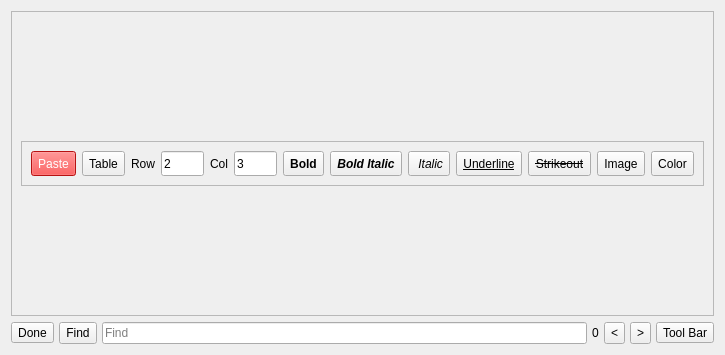
ic005k/Knot-Legacy, file src/Notes/Notes.ui: the form before one commit.
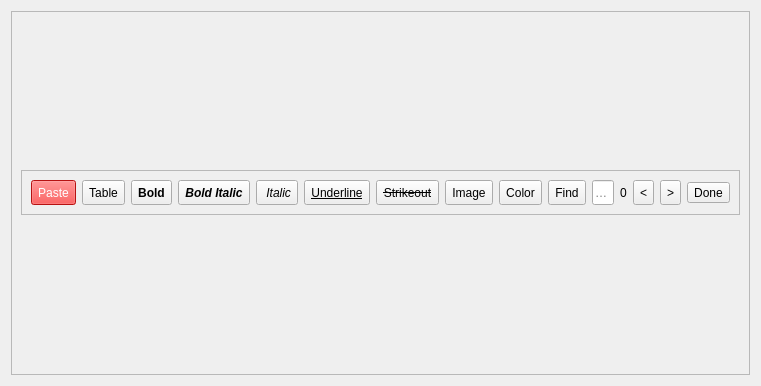
The form after the commit. Icons and pictures are not drawn.

The edit to the form file:
```diff
--- a/src/Notes/Notes.ui
+++ b/src/Notes/Notes.ui
@@ -7,7 +7,7 @@
     <x>0</x>
     <y>0</y>
     <width>725</width>
-    <height>355</height>
+    <height>386</height>
    </rect>
   </property>
   <property name="windowTitle">
@@ -64,44 +64,6 @@
         <layout class="QVBoxLayout" name="verticalLayout">
          <item>
           <layout class="QGridLayout" name="gridLayout">
-           <item row="0" column="12">
-            <widget class="QToolButton" name="btnColor">
-             <property name="sizePolicy">
-              <sizepolicy hsizetype="Preferred" vsizetype="Fixed">
-               <horstretch>0</horstretch>
-               <verstretch>0</verstretch>
-              </sizepolicy>
-             </property>
-             <property name="minimumSize">
-              <size>
-               <width>0</width>
-               <height>25</height>
-              </size>
-             </property>
-             <property name="maximumSize">
-              <size>
-               <width>16777215</width>
-               <height>25</height>
-              </size>
-             </property>
-             <property name="text">
-              <string>Color</string>
-             </property>
-             <property name="icon">
-              <iconset resource="../../res.qrc">
-               <normaloff>:/res/color.png</normaloff>:/res/color.png</iconset>
-             </property>
-             <property name="iconSize">
-              <size>
-               <width>20</width>
-               <height>20</height>
-              </size>
-             </property>
-             <property name="toolButtonStyle">
-              <enum>Qt::ToolButtonTextOnly</enum>
-             </property>
-            </widget>
-           </item>
            <item row="0" column="0">
             <widget class="QToolButton" name="btnPaste">
              <property name="sizePolicy">
@@ -134,8 +96,52 @@
              </property>
             </widget>
            </item>
+           <item row="0" column="11">
+            <widget class="QLabel" name="lblCount">
+             <property name="sizePolicy">
+              <sizepolicy hsizetype="Preferred" vsizetype="Fixed">
+               <horstretch>0</horstretch>
+               <verstretch>0</verstretch>
+              </sizepolicy>
+             </property>
+             <property name="minimumSize">
+              <size>
+               <width>0</width>
+               <height>0</height>
+              </size>
+             </property>
+             <property name="maximumSize">
+              <size>
+               <width>65535</width>
+               <height>65535</height>
+              </size>
+             </property>
+             <property name="text">
+              <string>0</string>
+             </property>
+            </widget>
+           </item>
+           <item row="0" column="13">
+            <widget class="QToolButton" name="btnNext">
+             <property name="minimumSize">
+              <size>
+               <width>0</width>
+               <height>0</height>
+              </size>
+             </property>
+             <property name="maximumSize">
+              <size>
+               <width>65535</width>
+               <height>65535</height>
+              </size>
+             </property>
+             <property name="text">
+              <string>&gt;</string>
+             </property>
+            </widget>
+           </item>
            <item row="0" column="4">
-            <widget class="QLabel" name="lblCol">
+            <widget class="QToolButton" name="btnS2">
              <property name="sizePolicy">
               <sizepolicy hsizetype="Preferred" vsizetype="Fixed">
                <horstretch>0</horstretch>
@@ -154,8 +160,26 @@
                <height>25</height>
               </size>
              </property>
+             <property name="font">
+              <font>
+               <italic>true</italic>
+              </font>
+             </property>
              <property name="text">
-              <string>Col</string>
+              <string> Italic</string>
+             </property>
+             <property name="icon">
+              <iconset resource="../../res.qrc">
+               <normaloff>:/res/font3.png</normaloff>:/res/font3.png</iconset>
+             </property>
+             <property name="iconSize">
+              <size>
+               <width>20</width>
+               <height>20</height>
+              </size>
+             </property>
+             <property name="toolButtonStyle">
+              <enum>Qt::ToolButtonTextOnly</enum>
              </property>
             </widget>
            </item>
@@ -185,120 +209,6 @@
             </widget>
            </item>
            <item row="0" column="6">
-            <widget class="QToolButton" name="btnS5">
-             <property name="sizePolicy">
-              <sizepolicy hsizetype="Preferred" vsizetype="Fixed">
-               <horstretch>0</horstretch>
-               <verstretch>0</verstretch>
-              </sizepolicy>
-             </property>
-             <property name="minimumSize">
-              <size>
-               <width>0</width>
-               <height>25</height>
-              </size>
-             </property>
-             <property name="maximumSize">
-              <size>
-               <width>16777215</width>
-               <height>25</height>
-              </size>
-             </property>
-             <property name="font">
-              <font>
-               <bold>true</bold>
-              </font>
-             </property>
-             <property name="text">
-              <string>Bold</string>
-             </property>
-             <property name="icon">
-              <iconset resource="../../res.qrc">
-               <normaloff>:/res/font1.png</normaloff>:/res/font1.png</iconset>
-             </property>
-             <property name="iconSize">
-              <size>
-               <width>20</width>
-               <height>20</height>
-              </size>
-             </property>
-             <property name="toolButtonStyle">
-              <enum>Qt::ToolButtonTextOnly</enum>
-             </property>
-            </widget>
-           </item>
-           <item row="0" column="5">
-            <widget class="QLineEdit" name="editCol">
-             <property name="sizePolicy">
-              <sizepolicy hsizetype="Preferred" vsizetype="Fixed">
-               <horstretch>0</horstretch>
-               <verstretch>0</verstretch>
-              </sizepolicy>
-             </property>
-             <property name="minimumSize">
-              <size>
-               <width>0</width>
-               <height>25</height>
-              </size>
-             </property>
-             <property name="maximumSize">
-              <size>
-               <width>16777215</width>
-               <height>25</height>
-              </size>
-             </property>
-             <property name="text">
-              <string>3</string>
-             </property>
-             <property name="clearButtonEnabled">
-              <bool>false</bool>
-             </property>
-            </widget>
-           </item>
-           <item row="0" column="8">
-            <widget class="QToolButton" name="btnS2">
-             <property name="sizePolicy">
-              <sizepolicy hsizetype="Preferred" vsizetype="Fixed">
-               <horstretch>0</horstretch>
-               <verstretch>0</verstretch>
-              </sizepolicy>
-             </property>
-             <property name="minimumSize">
-              <size>
-               <width>0</width>
-               <height>25</height>
-              </size>
-             </property>
-             <property name="maximumSize">
-              <size>
-               <width>16777215</width>
-               <height>25</height>
-              </size>
-             </property>
-             <property name="font">
-              <font>
-               <italic>true</italic>
-              </font>
-             </property>
-             <property name="text">
-              <string> Italic</string>
-             </property>
-             <property name="icon">
-              <iconset resource="../../res.qrc">
-               <normaloff>:/res/font3.png</normaloff>:/res/font3.png</iconset>
-             </property>
-             <property name="iconSize">
-              <size>
-               <width>20</width>
-               <height>20</height>
-              </size>
-             </property>
-             <property name="toolButtonStyle">
-              <enum>Qt::ToolButtonTextOnly</enum>
-             </property>
-            </widget>
-           </item>
-           <item row="0" column="10">
             <widget class="QToolButton" name="btnS4">
              <property name="sizePolicy">
               <sizepolicy hsizetype="Preferred" vsizetype="Fixed">
@@ -342,37 +252,6 @@
             </widget>
            </item>
            <item row="0" column="3">
-            <widget class="QLineEdit" name="editRow">
-             <property name="sizePolicy">
-              <sizepolicy hsizetype="Preferred" vsizetype="Fixed">
-               <horstretch>0</horstretch>
-               <verstretch>0</verstretch>
-              </sizepolicy>
-             </property>
-             <property name="minimumSize">
-              <size>
-               <width>0</width>
-               <height>25</height>
-              </size>
-             </property>
-             <property name="maximumSize">
-              <size>
-               <width>16777215</width>
-               <height>25</height>
-              </size>
-             </property>
-             <property name="styleSheet">
-              <string notr="true"/>
-             </property>
-             <property name="text">
-              <string>2</string>
-             </property>
-             <property name="clearButtonEnabled">
-              <bool>false</bool>
-             </property>
-            </widget>
-           </item>
-           <item row="0" column="7">
             <widget class="QToolButton" name="btnS1">
              <property name="sizePolicy">
               <sizepolicy hsizetype="Preferred" vsizetype="Fixed">
@@ -417,6 +296,188 @@
             </widget>
            </item>
            <item row="0" column="9">
+            <widget class="QToolButton" name="btnFind">
+             <property name="minimumSize">
+              <size>
+               <width>0</width>
+               <height>0</height>
+              </size>
+             </property>
+             <property name="maximumSize">
+              <size>
+               <width>65535</width>
+               <height>65535</height>
+              </size>
+             </property>
+             <property name="text">
+              <string>Find</string>
+             </property>
+            </widget>
+           </item>
+           <item row="0" column="2">
+            <widget class="QToolButton" name="btnS5">
+             <property name="sizePolicy">
+              <sizepolicy hsizetype="Preferred" vsizetype="Fixed">
+               <horstretch>0</horstretch>
+               <verstretch>0</verstretch>
+              </sizepolicy>
+             </property>
+             <property name="minimumSize">
+              <size>
+               <width>0</width>
+               <height>25</height>
+              </size>
+             </property>
+             <property name="maximumSize">
+              <size>
+               <width>16777215</width>
+               <height>25</height>
+              </size>
+             </property>
+             <property name="font">
+              <font>
+               <bold>true</bold>
+              </font>
+             </property>
+             <property name="text">
+              <string>Bold</string>
+             </property>
+             <property name="icon">
+              <iconset resource="../../res.qrc">
+               <normaloff>:/res/font1.png</normaloff>:/res/font1.png</iconset>
+             </property>
+             <property name="iconSize">
+              <size>
+               <width>20</width>
+               <height>20</height>
+              </size>
+             </property>
+             <property name="toolButtonStyle">
+              <enum>Qt::ToolButtonTextOnly</enum>
+             </property>
+            </widget>
+           </item>
+           <item row="0" column="10">
+            <widget class="QLineEdit" name="editFind">
+             <property name="minimumSize">
+              <size>
+               <width>0</width>
+               <height>0</height>
+              </size>
+             </property>
+             <property name="maximumSize">
+              <size>
+               <width>65535</width>
+               <height>65535</height>
+              </size>
+             </property>
+             <property name="placeholderText">
+              <string>Find</string>
+             </property>
+             <property name="clearButtonEnabled">
+              <bool>false</bool>
+             </property>
+            </widget>
+           </item>
+           <item row="0" column="7">
+            <widget class="QToolButton" name="btnPic">
+             <property name="sizePolicy">
+              <sizepolicy hsizetype="Preferred" vsizetype="Fixed">
+               <horstretch>0</horstretch>
+               <verstretch>0</verstretch>
+              </sizepolicy>
+             </property>
+             <property name="minimumSize">
+              <size>
+               <width>0</width>
+               <height>25</height>
+              </size>
+             </property>
+             <property name="maximumSize">
+              <size>
+               <width>16777215</width>
+               <height>25</height>
+              </size>
+             </property>
+             <property name="text">
+              <string>Image</string>
+             </property>
+             <property name="icon">
+              <iconset resource="../../res.qrc">
+               <normaloff>:/res/pic.png</normaloff>:/res/pic.png</iconset>
+             </property>
+             <property name="iconSize">
+              <size>
+               <width>20</width>
+               <height>20</height>
+              </size>
+             </property>
+             <property name="toolButtonStyle">
+              <enum>Qt::ToolButtonTextOnly</enum>
+             </property>
+            </widget>
+           </item>
+           <item row="0" column="8">
+            <widget class="QToolButton" name="btnColor">
+             <property name="sizePolicy">
+              <sizepolicy hsizetype="Preferred" vsizetype="Fixed">
+               <horstretch>0</horstretch>
+               <verstretch>0</verstretch>
+              </sizepolicy>
+             </property>
+             <property name="minimumSize">
+              <size>
+               <width>0</width>
+               <height>25</height>
+              </size>
+             </property>
+             <property name="maximumSize">
+              <size>
+               <width>16777215</width>
+               <height>25</height>
+              </size>
+             </property>
+             <property name="text">
+              <string>Color</string>
+             </property>
+             <property name="icon">
+              <iconset resource="../../res.qrc">
+               <normaloff>:/res/color.png</normaloff>:/res/color.png</iconset>
+             </property>
+             <property name="iconSize">
+              <size>
+               <width>20</width>
+               <height>20</height>
+              </size>
+             </property>
+             <property name="toolButtonStyle">
+              <enum>Qt::ToolButtonTextOnly</enum>
+             </property>
+            </widget>
+           </item>
+           <item row="0" column="12">
+            <widget class="QToolButton" name="btnPrev">
+             <property name="minimumSize">
+              <size>
+               <width>0</width>
+               <height>0</height>
+              </size>
+             </property>
+             <property name="maximumSize">
+              <size>
+               <width>65535</width>
+               <height>65535</height>
+              </size>
+             </property>
+             <property name="text">
+              <string>&lt;</string>
+             </property>
+             <property name="shortcut">
+              <string>Shift+Return</string>
+             </property>
+            </widget>
+           </item>
+           <item row="0" column="5">
             <widget class="QToolButton" name="btnS3">
              <property name="sizePolicy">
               <sizepolicy hsizetype="Preferred" vsizetype="Fixed">
@@ -459,10 +520,10 @@
              </property>
             </widget>
            </item>
-           <item row="0" column="11">
-            <widget class="QToolButton" name="btnPic">
+           <item row="0" column="14">
+            <widget class="QToolButton" name="btnDone">
              <property name="sizePolicy">
-              <sizepolicy hsizetype="Preferred" vsizetype="Fixed">
+              <sizepolicy hsizetype="Fixed" vsizetype="Fixed">
                <horstretch>0</horstretch>
                <verstretch>0</verstretch>
               </sizepolicy>
@@ -470,17 +531,17 @@
              <property name="minimumSize">
               <size>
                <width>0</width>
-               <height>25</height>
+               <height>0</height>
               </size>
              </property>
              <property name="maximumSize">
               <size>
                <width>16777215</width>
-               <height>25</height>
+               <height>16777215</height>
               </size>
              </property>
              <property name="text">
-              <string>Image</string>
+              <string>Done</string>
              </property>
              <property name="icon">
               <iconset resource="../../res.qrc">
@@ -493,32 +554,7 @@
               </size>
              </property>
              <property name="toolButtonStyle">
-              <enum>Qt::ToolButtonTextOnly</enum>
-             </property>
-            </widget>
-           </item>
-           <item row="0" column="2">
-            <widget class="QLabel" name="lblRow">
-             <property name="sizePolicy">
-              <sizepolicy hsizetype="Preferred" vsizetype="Fixed">
-               <horstretch>0</horstretch>
-               <verstretch>0</verstretch>
-              </sizepolicy>
-             </property>
-             <property name="minimumSize">
-              <size>
-               <width>0</width>
-               <height>25</height>
-              </size>
-             </property>
-             <property name="maximumSize">
-              <size>
-               <width>16777215</width>
-               <height>25</height>
-              </size>
-             </property>
-             <property name="text">
-              <string>Row</string>
+              <enum>Qt::ToolButtonIconOnly</enum>
              </property>
             </widget>
            </item>
@@ -530,220 +566,6 @@
      </layout>
     </widget>
    </item>
-   <item>
-    <widget class="QFrame" name="f_Panel">
-     <property name="sizePolicy">
-      <sizepolicy hsizetype="Preferred" vsizetype="Fixed">
-       <horstretch>0</horstretch>
-       <verstretch>0</verstretch>
-      </sizepolicy>
-     </property>
-     <property name="frameShape">
-      <enum>QFrame::NoFrame</enum>
-     </property>
-     <property name="frameShadow">
-      <enum>QFrame::Raised</enum>
-     </property>
-     <layout class="QVBoxLayout" name="verticalLayout_2">
-      <property name="spacing">
-       <number>0</number>
-      </property>
-      <property name="leftMargin">
-       <number>0</number>
-      </property>
-      <property name="topMargin">
-       <number>0</number>
-      </property>
-      <property name="rightMargin">
-       <number>0</number>
-      </property>
-      <property name="bottomMargin">
-       <number>0</number>
-      </property>
-      <item>
-       <layout class="QHBoxLayout" name="horizontalLayout_6">
-        <property name="spacing">
-         <number>5</number>
-        </property>
-        <item>
-         <widget class="QToolButton" name="btnDone">
-          <property name="sizePolicy">
-           <sizepolicy hsizetype="Fixed" vsizetype="Fixed">
-            <horstretch>0</horstretch>
-            <verstretch>0</verstretch>
-           </sizepolicy>
-          </property>
-          <property name="minimumSize">
-           <size>
-            <width>0</width>
-            <height>0</height>
-           </size>
-          </property>
-          <property name="maximumSize">
-           <size>
-            <width>16777215</width>
-            <height>16777215</height>
-           </size>
-          </property>
-          <property name="toolTip">
-           <string>Esc</string>
-          </property>
-          <property name="text">
-           <string>Done</string>
-          </property>
-          <property name="icon">
-           <iconset resource="../../res.qrc">
-            <normaloff>:/res/done.png</normaloff>:/res/done.png</iconset>
-          </property>
-          <property name="iconSize">
-           <size>
-            <width>25</width>
-            <height>25</height>
-           </size>
-          </property>
-          <property name="shortcut">
-           <string>Esc</string>
-          </property>
-          <property name="toolButtonStyle">
-           <enum>Qt::ToolButtonIconOnly</enum>
-          </property>
-         </widget>
-        </item>
-        <item>
-         <widget class="QToolButton" name="btnFind">
-          <property name="minimumSize">
-           <size>
-            <width>0</width>
-            <height>0</height>
-           </size>
-          </property>
-          <property name="maximumSize">
-           <size>
-            <width>65535</width>
-            <height>65535</height>
-           </size>
-          </property>
-          <property name="text">
-           <string>Find</string>
-          </property>
-         </widget>
-        </item>
-        <item>
-         <widget class="QLineEdit" name="editFind">
-          <property name="minimumSize">
-           <size>
-            <width>0</width>
-            <height>0</height>
-           </size>
-          </property>
-          <property name="maximumSize">
-           <size>
-            <width>65535</width>
-            <height>65535</height>
-           </size>
-          </property>
-          <property name="placeholderText">
-           <string>Find</string>
-          </property>
-          <property name="clearButtonEnabled">
-           <bool>false</bool>
-          </property>
-         </widget>
-        </item>
-        <item>
-         <widget class="QLabel" name="lblCount">
-          <property name="sizePolicy">
-           <sizepolicy hsizetype="Preferred" vsizetype="Fixed">
-            <horstretch>0</horstretch>
-            <verstretch>0</verstretch>
-           </sizepolicy>
-          </property>
-          <property name="minimumSize">
-           <size>
-            <width>0</width>
-            <height>0</height>
-           </size>
-          </property>
-          <property name="maximumSize">
-           <size>
-            <width>65535</width>
-            <height>65535</height>
-           </size>
-          </property>
-          <property name="text">
-           <string>0</string>
-          </property>
-         </widget>
-        </item>
-        <item>
-         <widget class="QToolButton" name="btnPrev">
-          <property name="minimumSize">
-           <size>
-            <width>0</width>
-            <height>0</height>
-           </size>
-          </property>
-          <property name="maximumSize">
-           <size>
-            <width>65535</width>
-            <height>65535</height>
-           </size>
-          </property>
-          <property name="text">
-           <string>&lt;</string>
-          </property>
-          <property name="shortcut">
-           <string>Shift+Return</string>
-          </property>
-         </widget>
-        </item>
-        <item>
-         <widget class="QToolButton" name="btnNext">
-          <property name="minimumSize">
-           <size>
-            <width>0</width>
-            <height>0</height>
-           </size>
-          </property>
-          <property name="maximumSize">
-           <size>
-            <width>65535</width>
-            <height>65535</height>
-           </size>
-          </property>
-          <property name="text">
-           <string>&gt;</string>
-          </property>
-         </widget>
-        </item>
-        <item>
-         <widget class="QToolButton" name="btnShowTools">
-          <property name="sizePolicy">
-           <sizepolicy hsizetype="Fixed" vsizetype="Fixed">
-            <horstretch>0</horstretch>
-            <verstretch>0</verstretch>
-           </sizepolicy>
-          </property>
-          <property name="text">
-           <string>Tool Bar</string>
-          </property>
-          <property name="icon">
-           <iconset resource="../../res.qrc">
-            <normaloff>:/res/tools.svg</normaloff>:/res/tools.svg</iconset>
-          </property>
-          <property name="iconSize">
-           <size>
-            <width>25</width>
-            <height>25</height>
-           </size>
-          </property>
-         </widget>
-        </item>
-       </layout>
-      </item>
-     </layout>
-    </widget>
-   </item>
   </layout>
  </widget>
  <resources>
```
Left out of the diff: 8 changed lines with no effect on the pictures.
